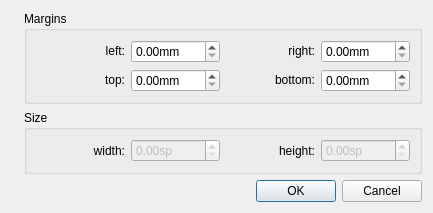
musescore/musescore-old, file mscore/mscore/boxproperties.ui: the form before one commit.
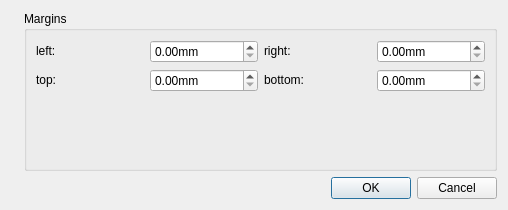
The form after the commit. Icons and pictures are not drawn.

Patch:
```diff
--- a/mscore/mscore/boxproperties.ui
+++ b/mscore/mscore/boxproperties.ui
@@ -5,12 +5,12 @@
   <property name="windowModality">
    <enum>Qt::WindowModal</enum>
   </property>
-  <property name="geometry">
+  <property name="geometry" >
    <rect>
     <x>0</x>
     <y>0</y>
-    <width>433</width>
-    <height>197</height>
+    <width>508</width>
+    <height>210</height>
    </rect>
   </property>
   <property name="windowTitle">
@@ -42,8 +42,8 @@
          <property name="title">
           <string>Margins</string>
          </property>
-         <property name="flat">
-          <bool>false</bool>
+         <property name="flat" >
+          <bool>true</bool>
          </property>
          <layout class="QGridLayout" name="gridLayout">
           <item row="0" column="0">
@@ -57,12 +57,6 @@
             <property name="text">
              <string>left:</string>
             </property>
-            <property name="alignment">
-             <set>Qt::AlignRight|Qt::AlignTrailing|Qt::AlignVCenter</set>
-            </property>
-            <property name="margin">
-             <number>5</number>
-            </property>
            </widget>
           </item>
           <item row="0" column="4">
@@ -124,12 +118,6 @@
             <property name="text">
              <string>right:</string>
             </property>
-            <property name="alignment">
-             <set>Qt::AlignRight|Qt::AlignTrailing|Qt::AlignVCenter</set>
-            </property>
-            <property name="margin">
-             <number>5</number>
-            </property>
            </widget>
           </item>
           <item row="1" column="1">
@@ -159,12 +147,6 @@
             <property name="text">
              <string>bottom:</string>
             </property>
-            <property name="alignment">
-             <set>Qt::AlignRight|Qt::AlignTrailing|Qt::AlignVCenter</set>
-            </property>
-            <property name="margin">
-             <number>5</number>
-            </property>
            </widget>
           </item>
           <item row="1" column="0">
@@ -178,94 +160,27 @@
             <property name="text">
              <string>top:</string>
             </property>
-            <property name="alignment">
-             <set>Qt::AlignRight|Qt::AlignTrailing|Qt::AlignVCenter</set>
-            </property>
-            <property name="margin">
-             <number>5</number>
-            </property>
            </widget>
           </item>
-         </layout>
-        </widget>
-       </item>
-       <item>
-        <widget class="QGroupBox" name="groupBox_2">
-         <property name="title">
-          <string>Size</string>
-         </property>
-         <layout class="QHBoxLayout" name="horizontalLayout_2">
-          <item>
-           <widget class="QLabel" name="labelWidth">
-            <property name="text">
-             <string>width:</string>
+          <item row="2" column="1" >
+           <spacer name="verticalSpacer" >
+            <property name="orientation" >
+             <enum>Qt::Vertical</enum>
             </property>
-            <property name="alignment">
-             <set>Qt::AlignRight|Qt::AlignTrailing|Qt::AlignVCenter</set>
+            <property name="sizeHint" stdset="0" >
+             <size>
+              <width>20</width>
+              <height>40</height>
+             </size>
             </property>
-            <property name="margin">
-             <number>5</number>
-            </property>
-           </widget>
+           </spacer>
           </item>
-          <item>
-           <widget class="QDoubleSpinBox" name="frameWidth">
-            <property name="enabled">
-             <bool>false</bool>
-            </property>
-            <property name="suffix">
-             <string>sp</string>
-            </property>
-            <property name="maximum">
-             <double>999.000000000000000</double>
-            </property>
-           </widget>
-          </item>
-          <item>
-           <widget class="QLabel" name="labelHeight">
-            <property name="text">
-             <string>height:</string>
-            </property>
-            <property name="alignment">
-             <set>Qt::AlignRight|Qt::AlignTrailing|Qt::AlignVCenter</set>
-            </property>
-            <property name="margin">
-             <number>5</number>
-            </property>
-           </widget>
-          </item>
-          <item>
-           <widget class="QDoubleSpinBox" name="frameHeight">
-            <property name="enabled">
-             <bool>false</bool>
-            </property>
-            <property name="suffix">
-             <string>sp</string>
-            </property>
-            <property name="maximum">
-             <double>999.000000000000000</double>
-            </property>
-           </widget>
-          </item>
          </layout>
         </widget>
        </item>
        <item>
-        <spacer name="verticalSpacer">
-         <property name="orientation">
-          <enum>Qt::Vertical</enum>
-         </property>
-         <property name="sizeHint" stdset="0">
-          <size>
-           <width>20</width>
-           <height>40</height>
-          </size>
-         </property>
-        </spacer>
-       </item>
-       <item>
-        <widget class="QDialogButtonBox" name="dialogButtonBox">
-         <property name="orientation">
+        <widget class="QDialogButtonBox" name="dialogButtonBox" >
+         <property name="orientation" >
           <enum>Qt::Horizontal</enum>
          </property>
          <property name="standardButtons">
```
Left out of the diff: 142 changed lines with no effect on the pictures.
